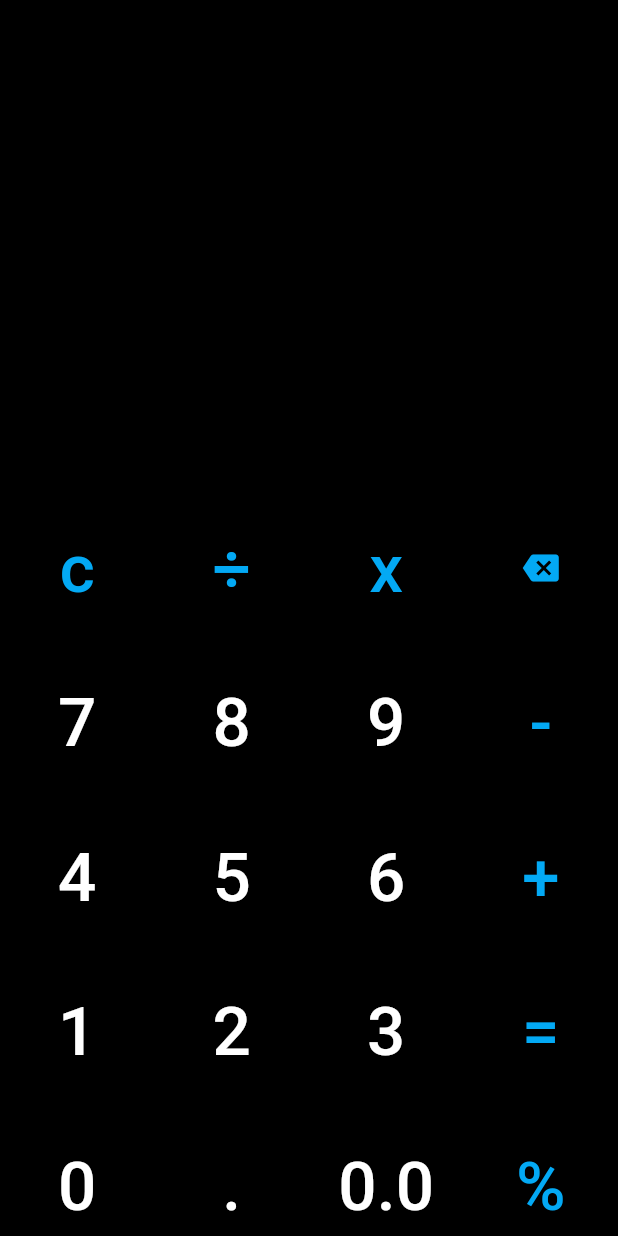
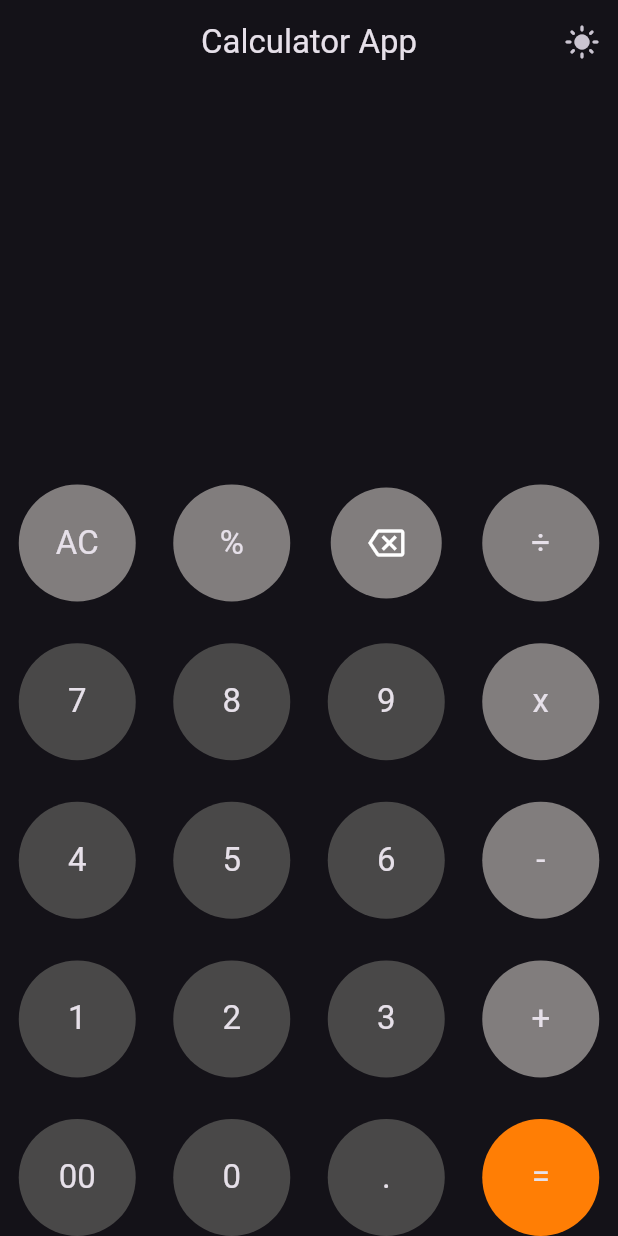
Before and after one commit to gabbygreat/calc-sample, a Flutter app: the screen it shows after launch, on a phone screen of 412 x 824 dp. Run offline on Flutter 3.47's test engine with Material 3 defaults, Android fonts, the phone set to English and light mode, and no system bars; our stand-ins replace math_expressions.

Commit message:
:boom: all done

```diff
--- /dev/null
+++ b/lib/calc/button.dart
@@ -0,0 +1,42 @@
+import 'package:calculator_app/calc/model.dart';
+import 'package:flutter/material.dart';
+
+class CalculatorButton extends StatelessWidget {
+  final CalculatorModel model;
+  const CalculatorButton({
+    super.key,
+    required this.model,
+  });
+
+  @override
+  Widget build(BuildContext context) {
+    bool isDarkMode = Theme.of(context).brightness == Brightness.dark;
+    Color color = const Color.fromARGB(255, 183, 181, 181);
+    if (isDarkMode) {
+      color = const Color.fromARGB(255, 73, 72, 72);
+    }
+    if (![ButtonType.numeric].contains(model.buttonType)) {
+      color = const Color.fromARGB(255, 129, 125, 125);
+    }
+    if (model.buttonType == ButtonType.equal) {
+      color = const Color.fromARGB(255, 255, 126, 5);
+    }
+    return GestureDetector(
+      onTap: () => model.onPressed(model),
+      child: Container(
+        padding: const EdgeInsets.all(25),
+        decoration: BoxDecoration(
+          shape: BoxShape.circle,
+          color: color,
+        ),
+        alignment: Alignment.center,
+        child: model.buttonText != null
+            ? Text(
+                model.buttonText!,
+                style: Theme.of(context).textTheme.titleLarge,
+              )
+            : model.component,
+      ),
+    );
+  }
+}
--- /dev/null
+++ b/lib/calc/calc.dart
@@ -0,0 +1,322 @@
+import 'package:calculator_app/calc/button.dart';
+import 'package:calculator_app/calc/layout.dart';
+import 'package:calculator_app/calc/model.dart';
+import 'package:calculator_app/calc/transform.dart';
+import 'package:flutter/material.dart';
+import 'package:math_expressions/math_expressions.dart';
+
+import 'screen.dart';
+
+class CalculatorApp extends StatefulWidget {
+  final void Function() toggleMode;
+  const CalculatorApp({
+    super.key,
+    required this.toggleMode,
+  });
+
+  @override
+  State<CalculatorApp> createState() => _CalculatorAppState();
+}
+
+class _CalculatorAppState extends State<CalculatorApp> {
+  late List<List<CalculatorButton>> layout;
+  late TextEditingController expController;
+  late TextEditingController resultController;
+  bool clear = false;
+
+  @override
+  void initState() {
+    super.initState();
+    expController = TextEditingController();
+    resultController = TextEditingController();
+    layout = [
+      [
+        CalculatorButton(
+          model: CalculatorModel(
+            onPressed: _onButtonTap,
+            buttonText: 'AC',
+            buttonType: ButtonType.clear,
+          ),
+        ),
+        CalculatorButton(
+          model: CalculatorModel(
+            onPressed: _onButtonTap,
+            buttonText: '%',
+            buttonType: ButtonType.percent,
+          ),
+        ),
+        CalculatorButton(
+          model: CalculatorModel(
+            onPressed: _onButtonTap,
+            component: const Icon(Icons.backspace_outlined),
+            buttonType: ButtonType.backspace,
+          ),
+        ),
+        CalculatorButton(
+          model: CalculatorModel(
+            onPressed: _onButtonTap,
+            buttonText: '÷',
+            buttonType: ButtonType.operation,
+          ),
+        ),
+      ],
+      [
+        CalculatorButton(
+          model: CalculatorModel(
+            onPressed: _onButtonTap,
+            buttonText: '7',
+            buttonType: ButtonType.numeric,
+          ),
+        ),
+        CalculatorButton(
+          model: CalculatorModel(
+            onPressed: _onButtonTap,
+            buttonText: '8',
+            buttonType: ButtonType.numeric,
+          ),
+        ),
+        CalculatorButton(
+          model: CalculatorModel(
+            onPressed: _onButtonTap,
+            buttonText: '9',
+            buttonType: ButtonType.numeric,
+          ),
+        ),
+        CalculatorButton(
+          model: CalculatorModel(
+            onPressed: _onButtonTap,
+            buttonText: 'x',
+            buttonType: ButtonType.operation,
+          ),
+        ),
+      ],
+      [
+        CalculatorButton(
+          model: CalculatorModel(
+            onPressed: _onButtonTap,
+            buttonText: '4',
+            buttonType: ButtonType.numeric,
+          ),
+        ),
+        CalculatorButton(
+          model: CalculatorModel(
+            onPressed: _onButtonTap,
+            buttonText: '5',
+            buttonType: ButtonType.numeric,
+          ),
+        ),
+        CalculatorButton(
+          model: CalculatorModel(
+            onPressed: _onButtonTap,
+            buttonText: '6',
+            buttonType: ButtonType.numeric,
+          ),
+        ),
+        CalculatorButton(
+          model: CalculatorModel(
+            onPressed: _onButtonTap,
+            buttonText: '-',
+            buttonType: ButtonType.operation,
+          ),
+        ),
+      ],
+      [
+        CalculatorButton(
+          model: CalculatorModel(
+            onPressed: _onButtonTap,
+            buttonText: '1',
+            buttonType: ButtonType.numeric,
+          ),
+        ),
+        CalculatorButton(
+          model: CalculatorModel(
+            onPressed: _onButtonTap,
+            buttonText: '2',
+            buttonType: ButtonType.numeric,
+          ),
+        ),
+        CalculatorButton(
+          model: CalculatorModel(
+            onPressed: _onButtonTap,
+            buttonText: '3',
+            buttonType: ButtonType.numeric,
+          ),
+        ),
+        CalculatorButton(
+          model: CalculatorModel(
+            onPressed: _onButtonTap,
+            buttonText: '+',
+            buttonType: ButtonType.operation,
+          ),
+        ),
+      ],
+      [
+        CalculatorButton(
+          model: CalculatorModel(
+            onPressed: _onButtonTap,
+            buttonText: '00',
+            buttonType: ButtonType.numeric,
+          ),
+        ),
+        CalculatorButton(
+          model: CalculatorModel(
+            onPressed: _onButtonTap,
+            buttonText: '0',
+            buttonType: ButtonType.numeric,
+          ),
+        ),
+        CalculatorButton(
+          model: CalculatorModel(
+            onPressed: _onButtonTap,
+            buttonText: '.',
+            buttonType: ButtonType.numeric,
+          ),
+        ),
+        CalculatorButton(
+          model: CalculatorModel(
+            onPressed: _onButtonTap,
+            buttonText: '=',
+            buttonType: ButtonType.equal,
+          ),
+        ),
+      ],
+    ];
+  }
+
+  void _onButtonTap(CalculatorModel model) {
+    if (clear) {
+      expController.clear();
+      resultController.clear();
+    }
+    String display = expController.text;
+    clear = false;
+    switch (model.buttonType) {
+      case ButtonType.backspace:
+        if (expController.text.isEmpty) {
+          return;
+        }
+        expController.text = expController.text.substring(
+          0,
+          expController.text.length - 1,
+        );
+        break;
+      case ButtonType.clear:
+        expController.clear();
+        resultController.clear();
+        break;
+      case ButtonType.equal:
+        String expression = expController.text;
+        expression = expression.replaceAll('÷', '/');
+        expression = expression.replaceAll('x', '*');
+        evaluateExpression(
+          press: true,
+          expression: expression,
+        );
+        break;
+      case ButtonType.numeric:
+      case ButtonType.operation:
+      case ButtonType.percent:
+        String label = model.buttonText!;
+        display += label;
+        expController.text = display;
+        break;
+    }
+  }
+
+  void evaluateExpression({bool press = false, String? expression}) {
+    try {
+      Parser p = Parser();
+      Expression exp = p.parse(expression ?? expController.text);
+      ContextModel cm = ContextModel();
+      double eval = exp.evaluate(EvaluationType.REAL, cm);
+      resultController.text = eval.toString();
+      if (press) {
+        clear = true;
+      }
+    } catch (e) {
+      if (press) {
+        resultController.text = 'Expression Error';
+      } else {
+        resultController.text = '';
+      }
+    }
+  }
+
+  @override
+  void dispose() {
+    expController.dispose();
+    resultController.dispose();
+    super.dispose();
+  }
+
+  @override
+  Widget build(BuildContext context) {
+    final isDarkMode = Theme.of(context).brightness == Brightness.dark;
+    return Scaffold(
+      appBar: AppBar(
+        title: const Text('Calculator App'),
+        centerTitle: true,
+        actions: [
+          IconButton(
+            onPressed: widget.toggleMode,
+            icon: isDarkMode
+                ? const Icon(Icons.light_mode)
+                : const Icon(Icons.dark_mode),
+          )
+        ],
+      ),
+      body: SafeArea(
+        top: false,
+        left: false,
+        right: false,
+        child: OrientationBuilder(builder: (context, orientation) {
+          if (orientation == Orientation.portrait) {
+            return Column(
+              mainAxisAlignment: MainAxisAlignment.end,
+              children: [
+                Expanded(
+                  child: CalculatorScreen(
+                    expcontroller: expController,
+                    resultController: resultController,
+                  ),
+                ),
+                const SizedBox(
+                  height: 100,
+                ),
+                Expanded(
+                  flex: 3,
+                  child: Column(
+                    mainAxisAlignment: MainAxisAlignment.spaceBetween,
+                    children: layout
+                        .map((e) => CalculatorButtonLayout(items: e))
+                        .toList(),
+                  ),
+                ),
+              ],
+            );
+          } else {
+            return Row(
+              children: [
+                Expanded(
+                  child: CalculatorScreen(
+                    expcontroller: expController,
+                    resultController: resultController,
+                  ),
+                ),
+                Expanded(
+                  flex: 3,
+                  child: Column(
+                    mainAxisAlignment: MainAxisAlignment.spaceBetween,
+                    children: transformTo5x4(layout)
+                        .map((e) => CalculatorButtonLayout(items: e))
+                        .toList(),
+                  ),
+                ),
+              ],
+            );
+          }
+        }),
+      ),
+    );
+  }
+}
--- /dev/null
+++ b/lib/calc/layout.dart
@@ -0,0 +1,19 @@
+import 'package:flutter/material.dart';
+
+import 'button.dart';
+
+class CalculatorButtonLayout extends StatelessWidget {
+  final List<CalculatorButton> items;
+  const CalculatorButtonLayout({
+    super.key,
+    required this.items,
+  });
+
+  @override
+  Widget build(BuildContext context) {
+    return Row(
+      mainAxisAlignment: MainAxisAlignment.spaceBetween,
+      children: items.map((e) => Expanded(child: e)).toList(),
+    );
+  }
+}
--- /dev/null
+++ b/lib/calc/model.dart
@@ -0,0 +1,24 @@
+import 'package:flutter/material.dart';
+
+enum ButtonType {
+  numeric,
+  operation,
+  equal,
+  backspace,
+  clear,
+  percent;
+}
+
+class CalculatorModel {
+  final String? buttonText;
+  final Widget? component;
+  final ButtonType buttonType;
+  final Function(CalculatorModel) onPressed;
+
+  CalculatorModel({
+    this.buttonText,
+    this.component,
+    required this.buttonType,
+    required this.onPressed,
+  });
+}
--- /dev/null
+++ b/lib/calc/screen.dart
@@ -0,0 +1,37 @@
+import 'package:flutter/material.dart';
+
+class CalculatorScreen extends StatelessWidget {
+  final TextEditingController expcontroller;
+  final TextEditingController resultController;
+  const CalculatorScreen({
+    super.key,
+    required this.expcontroller,
+    required this.resultController,
+  });
+
+  @override
+  Widget build(BuildContext context) {
+    return Column(
+      children: [
+        TextField(
+          textAlign: TextAlign.right,
+          controller: expcontroller,
+          readOnly: true,
+          style: Theme.of(context).textTheme.displayMedium,
+          decoration: const InputDecoration(
+            border: InputBorder.none,
+          ),
+        ),
+        TextField(
+          textAlign: TextAlign.right,
+          controller: resultController,
+          readOnly: true,
+          style: Theme.of(context).textTheme.headlineMedium,
+          decoration: const InputDecoration(
+            border: InputBorder.none,
+          ),
+        ),
+      ],
+    );
+  }
+}
--- /dev/null
+++ b/lib/calc/transform.dart
@@ -0,0 +1,18 @@
+List<List<T>> transformTo5x4<T>(List<List<T>> layout) {
+  // Flatten the original layout into a single list
+  final List<T> flattened = layout.expand((row) => row).toList();
+
+  // Define the number of rows and columns for the transformed layout
+  const int newRowLength = 5;
+
+  // Create the transformed layout
+  final List<List<T>> transformed = [];
+  for (int i = 0; i < flattened.length; i += newRowLength) {
+    transformed.add(flattened.sublist(
+      i,
+      i + newRowLength > flattened.length ? flattened.length : i + newRowLength,
+    ));
+  }
+
+  return transformed;
+}
--- a/lib/main.dart
+++ b/lib/main.dart
@@ -1,149 +1,34 @@
-//import 'dart:ui';
 
-//import 'dart:ffi';
-
-//import 'package:calculator_app/service.dart';
+import 'package:calculator_app/calc/calc.dart';
 import 'package:flutter/material.dart';
-import 'package:math_expressions/math_expressions.dart';
 
 void main() {
-  runApp(const MaterialApp(
-    home: Calculator(),
-  ));
+  runApp(const CalculatorProject());
 }
 
-class Calculator extends StatefulWidget {
-  const Calculator({super.key});
+class CalculatorProject extends StatefulWidget {
+  const CalculatorProject({super.key});
 
   @override
-  State<Calculator> createState() => _CalculatorState();
+  State<CalculatorProject> createState() => _CalculatorProjectState();
 }
 
-String display = '';
-String result = '';
+class _CalculatorProjectState extends State<CalculatorProject> {
+  bool isDarkMode = true;
 
-class _CalculatorState extends State<Calculator> {
-  void evaluateExpression() {
-    try {
-      Parser p = Parser();
-      Expression exp = p.parse(display);
-      ContextModel cm = ContextModel();
-      double eval = exp.evaluate(EvaluationType.REAL, cm);
-      setState(() {
-        result = eval.toString();
-        display = result;
-      });
-    } catch (e) {
-      setState(() {
-        display = 'error';
-      });
-    }
-  }
-
-  void onButtonPressed(String label) {
-    setState(() {
-      if (label == 'c' || display == 'error') {
-        display = '';
-      } else if (label == 'delete') {
-        display = display.substring(0, display.length - 1);
-      } else if (label == 'x') {
-        String multiply = '*';
-        display += multiply;
-      } else if (label == '%') {
-        String percent = ' * 0.01';
-        display += percent;
-      } else if (label == '=') {
-        evaluateExpression();
-      } else {
-        display += label;
-      }
-    });
-  }
-
-  Widget icondisplay() {
-    return IconButton(
-      onPressed: () {
-        onButtonPressed('delete');
-      },
-      icon: const Icon(
-        Icons.backspace,
-        color: Colors.lightBlue,
-      ),
-    );
-  }
-
-  Widget buildNumberButton(String label) {
-    return TextButton(
-      onPressed: () {
-        onButtonPressed(label);
-      },
-      child: Text(
-        label,
-        style: const TextStyle(color: Colors.white, fontSize: 45.0),
-      ),
-    );
-  }
-
-  Widget buildSpecialButton(String label) {
-    return TextButton(
-      onPressed: () {
-        onButtonPressed(label);
-      },
-      child: Text(
-        label,
-        style: const TextStyle(color: Colors.lightBlue, fontSize: 45.0),
-      ),
-    );
+  void toggleMode() {
+    isDarkMode = !isDarkMode;
+    setState(() {});
   }
 
   @override
   Widget build(BuildContext context) {
-    return Scaffold(
-      backgroundColor: Colors.black,
-      body: SafeArea(
-        child: Column(
-          children: [
-            Row(
-              children: [
-                Text(
-                  display,
-                  style: const TextStyle(
-                    color: Colors.white,
-                    fontSize: 40,
-                  ),
-                ),
-              ],
-            ),
-            const SizedBox(height: 270.0),
-            Expanded(
-              child: GridView.count(
-                crossAxisCount: 4,
-                children: [
-                  buildSpecialButton('c'),
-                  buildSpecialButton('÷'),
-                  buildSpecialButton('x'),
-                  icondisplay(),
-                  buildNumberButton('7'),
-                  buildNumberButton('8'),
-                  buildNumberButton('9'),
-                  buildSpecialButton('-'),
-                  buildNumberButton('4'),
-                  buildNumberButton('5'),
-                  buildNumberButton('6'),
-                  buildSpecialButton('+'),
-                  buildNumberButton('1'),
-                  buildNumberButton('2'),
-                  buildNumberButton('3'),
-                  buildSpecialButton('='),
-                  buildNumberButton('0'),
-                  buildNumberButton('.'),
-                  buildNumberButton('0.0'),
-                  buildSpecialButton('%'),
-                ],
-              ),
-            ),
-          ],
-        ),
+    return MaterialApp(
+      theme: ThemeData(
+        brightness: isDarkMode ? Brightness.dark : Brightness.light,
+      ),
+      home: CalculatorApp(
+        toggleMode: toggleMode,
       ),
     );
   }
```
Also changed, not shown: 2 other files.
